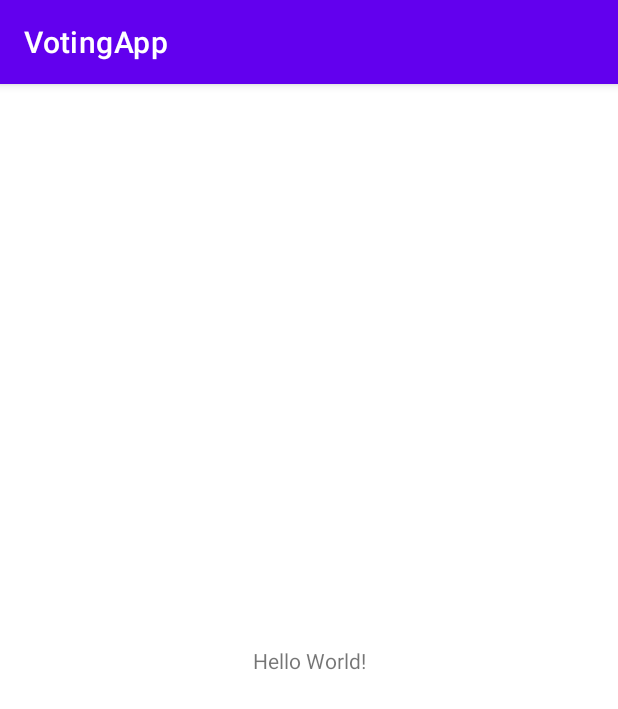
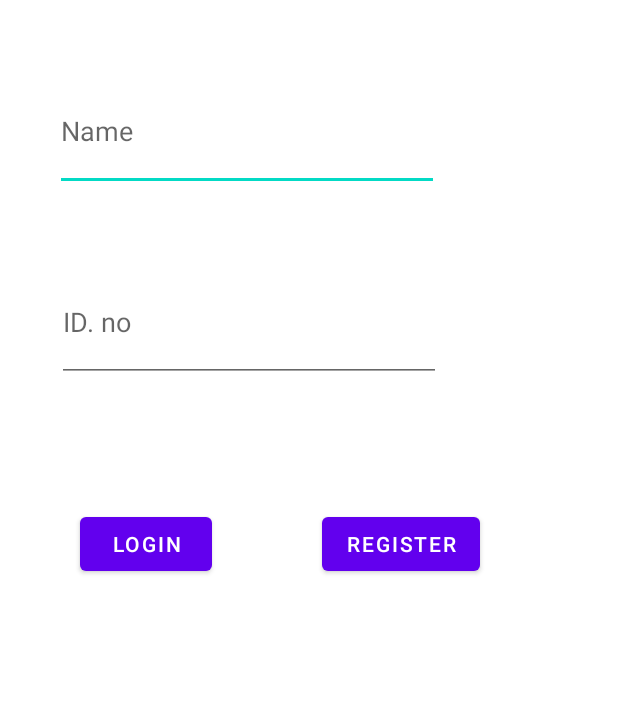
Before and after one commit to 1cereals1/VotingApp, an Android app: the screen it shows after launch (MainActivity before the commit, Login after it), on a phone screen of 412 x 824 dp. Shown: the top 709 px of the screen. Run offline under Robolectric (Android 15) with nearby library versions, the phone set to English and light mode, and no system bars; our stand-ins replace Firebase (no records; nobody signed in at launch, a user with empty details on screens opened directly).

Commit message:
login register plus realtime database

```diff
--- /dev/null
+++ b/app/src/main/java/com/example/votingapp/Login.java
@@ -0,0 +1,91 @@
+package com.example.votingapp;
+
+import androidx.annotation.NonNull;
+import androidx.appcompat.app.AppCompatActivity;
+
+import android.annotation.SuppressLint;
+import android.content.Intent;
+import android.os.Bundle;
+import android.view.View;
+import android.widget.Button;
+import android.widget.EditText;
+import android.widget.Toast;
+
+import com.google.firebase.database.DataSnapshot;
+import com.google.firebase.database.DatabaseError;
+import com.google.firebase.database.DatabaseReference;
+import com.google.firebase.database.FirebaseDatabase;
+import com.google.firebase.database.ValueEventListener;
+
+public class Login extends AppCompatActivity {
+
+    DatabaseReference databaseReference = FirebaseDatabase.getInstance().getReferenceFromUrl("https://online-voting-ma-default-rtdb.firebaseio.com/");
+    @Override
+    protected void onCreate(Bundle savedInstanceState) {
+        super.onCreate(savedInstanceState);
+        setContentView(R.layout.activity_login);
+
+        final EditText namelogins = findViewById(R.id.NameLogin);
+        final EditText idnologin = findViewById(R.id.IDLogin);
+
+        final Button loginb = findViewById(R.id.LoginB);
+        final Button goregister = findViewById(R.id.GotoRegister);
+
+        loginb.setOnClickListener(new View.OnClickListener() {
+            @Override
+            public void onClick(View view) {
+
+                final String nameloginstext = namelogins.getText().toString();
+                final String idnologintext = idnologin.getText().toString();
+
+                if(nameloginstext.isEmpty() || idnologintext.isEmpty()){
+                    Toast.makeText(Login.this, "Enter details", Toast.LENGTH_SHORT).show();
+                }
+                else {
+
+                    databaseReference.child("users").addListenerForSingleValueEvent(new ValueEventListener() {
+                        @Override
+                        public void onDataChange(@NonNull DataSnapshot snapshot) {
+
+                            //NOW to check if Name is exists in our database
+                            if (snapshot.hasChild(nameloginstext)){
+
+                                //Name exists in database..
+                                //NOW get 'password' or in our case, id no, from firebase data and match it with user entered password
+                                final String getidno = snapshot.child(nameloginstext).child("IDNumber").getValue(String.class);
+
+                                if (getidno.equals(idnologintext)){
+                                    Toast.makeText(Login.this, "Logged in", Toast.LENGTH_SHORT).show();
+
+                                    //off to the main activity!!!
+                                    startActivity(new Intent(Login.this, MainActivity.class));
+                                    finish();
+                                }
+                                else {
+                                    Toast.makeText(Login.this, "WRONG DETAILS", Toast.LENGTH_SHORT).show();
+                                }
+                            }
+                            else {
+                                Toast.makeText(Login.this, "WRONG DETAILS", Toast.LENGTH_SHORT).show();
+                            }
+                        }
+
+                        @Override
+                        public void onCancelled(@NonNull DatabaseError error) {
+
+                        }
+                    });
+                }
+
+            }
+        });
+
+        goregister.setOnClickListener(new View.OnClickListener() {
+            @Override
+            public void onClick(View view) {
+                startActivity(new Intent(Login.this, Register.class));
+            }
+        });
+
+    }
+}
--- /dev/null
+++ b/app/src/main/res/layout/activity_login.xml
@@ -0,0 +1,58 @@
+<?xml version="1.0" encoding="utf-8"?>
+<androidx.constraintlayout.widget.ConstraintLayout xmlns:android="http://schemas.android.com/apk/res/android"
+    xmlns:app="http://schemas.android.com/apk/res-auto"
+    xmlns:tools="http://schemas.android.com/tools"
+    android:layout_width="match_parent"
+    android:layout_height="match_parent"
+    tools:context=".Login">
+
+    <EditText
+        android:id="@+id/NameLogin"
+        android:layout_width="256dp"
+        android:layout_height="79dp"
+        android:layout_marginTop="48dp"
+        android:ems="10"
+        android:inputType="textPersonName"
+        android:text=""
+        android:hint="Name"
+        app:layout_constraintEnd_toEndOf="parent"
+        app:layout_constraintHorizontal_bias="0.237"
+        app:layout_constraintStart_toStartOf="parent"
+        app:layout_constraintTop_toTopOf="parent" />
+
+    <EditText
+        android:id="@+id/IDLogin"
+        android:layout_width="256dp"
+        android:layout_height="79dp"
+        android:layout_marginTop="48dp"
+        android:ems="10"
+        android:hint="ID. no"
+        android:inputType="textPersonName"
+        app:layout_constraintEnd_toEndOf="parent"
+        app:layout_constraintHorizontal_bias="0.243"
+        app:layout_constraintStart_toStartOf="parent"
+        app:layout_constraintTop_toBottomOf="@+id/NameLogin" />
+
+    <Button
+        android:id="@+id/LoginB"
+        android:layout_width="wrap_content"
+        android:layout_height="wrap_content"
+        android:layout_marginTop="84dp"
+        android:text="Login"
+        app:layout_constraintEnd_toEndOf="parent"
+        app:layout_constraintHorizontal_bias="0.164"
+        app:layout_constraintStart_toStartOf="parent"
+        app:layout_constraintTop_toBottomOf="@+id/IDLogin" />
+
+    <Button
+        android:id="@+id/GotoRegister"
+        android:layout_width="wrap_content"
+        android:layout_height="wrap_content"
+        android:layout_marginStart="73dp"
+        android:layout_marginTop="84dp"
+        android:text="Register"
+        app:layout_constraintEnd_toEndOf="parent"
+        app:layout_constraintHorizontal_bias="0.0"
+        app:layout_constraintStart_toEndOf="@+id/LoginB"
+        app:layout_constraintTop_toBottomOf="@+id/IDLogin" />
+</androidx.constraintlayout.widget.ConstraintLayout>
--- a/app/src/main/res/layout/activity_main.xml
+++ b/app/src/main/res/layout/activity_main.xml
@@ -6,13 +6,14 @@
     android:layout_height="match_parent"
     tools:context=".MainActivity">
 
+
     <TextView
-        android:layout_width="wrap_content"
-        android:layout_height="wrap_content"
-        android:text="Hello World!"
+        android:id="@+id/textView2"
+        android:layout_width="67dp"
+        android:layout_height="27dp"
+        android:text="TextView"
         app:layout_constraintBottom_toBottomOf="parent"
         app:layout_constraintEnd_toEndOf="parent"
         app:layout_constraintStart_toStartOf="parent"
         app:layout_constraintTop_toTopOf="parent" />
-
 </androidx.constraintlayout.widget.ConstraintLayout>
--- a/app/src/main/res/values-night/themes.xml
+++ b/app/src/main/res/values-night/themes.xml
@@ -1,6 +1,6 @@
 <resources xmlns:tools="http://schemas.android.com/tools">
     <!-- Base application theme. -->
-    <style name="Theme.VotingApp" parent="Theme.MaterialComponents.DayNight.DarkActionBar">
+    <style name="Theme.VotingApp" parent="Theme.MaterialComponents.DayNight.NoActionBar">
         <!-- Primary brand color. -->
         <item name="colorPrimary">@color/purple_200</item>
         <item name="colorPrimaryVariant">@color/purple_700</item>
--- a/app/src/main/res/values/themes.xml
+++ b/app/src/main/res/values/themes.xml
@@ -1,6 +1,6 @@
 <resources xmlns:tools="http://schemas.android.com/tools">
     <!-- Base application theme. -->
-    <style name="Theme.VotingApp" parent="Theme.MaterialComponents.DayNight.DarkActionBar">
+    <style name="Theme.VotingApp" parent="Theme.MaterialComponents.DayNight.NoActionBar">
         <!-- Primary brand color. -->
         <item name="colorPrimary">@color/purple_500</item>
         <item name="colorPrimaryVariant">@color/purple_700</item>
--- a/build.gradle
+++ b/build.gradle
@@ -1,4 +1,8 @@
-// Top-level build file where you can add configuration options common to all sub-projects/modules.
+buildscript {
+    dependencies {
+        classpath 'com.google.gms:google-services:4.3.14'
+    }
+}// Top-level build file where you can add configuration options common to all sub-projects/modules.
 plugins {
     id 'com.android.application' version '7.3.1' apply false
     id 'com.android.library' version '7.3.1' apply false
```
Also changed, not shown: app/build.gradle (+9 -0 lines), app/src/main/AndroidManifest.xml (+19 -1 lines), app/src/main/java/com/example/votingapp/Register.java (added, +98 -0 lines), app/src/main/res/layout/activity_register.xml (added, +68 -0 lines).
